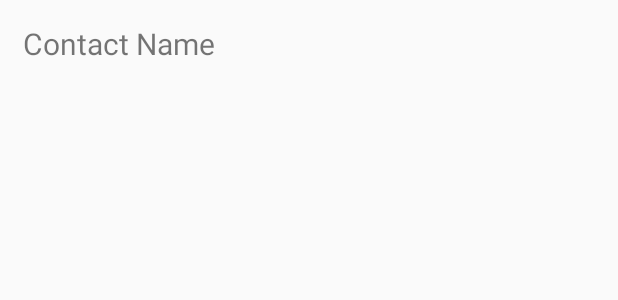
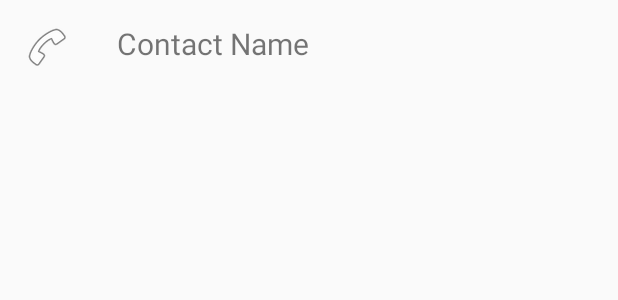
Before and after one commit to ShreyasDobhal/Hola, an Android app: the layout contactname_listitem.xml on its own in the app's theme, with its tools: preview values and no code run, on a phone screen of 412 x 824 dp. Shown: the top 300 px of the screen. Run offline under Robolectric (Android 15) with nearby library versions, the phone set to English and light mode, and no system bars.

Commit message:
Added Custom ListView and ArrayAdapter

```diff
--- a/app/src/main/res/layout/contactname_listitem.xml
+++ b/app/src/main/res/layout/contactname_listitem.xml
@@ -6,13 +6,22 @@
     android:orientation="vertical">
 
     <LinearLayout
-        android:layout_width="wrap_content"
-        android:layout_height="wrap_content">
+        android:layout_width="match_parent"
+        android:layout_height="wrap_content"
+        android:orientation="horizontal">
+
+        <ImageView
+            android:layout_width="wrap_content"
+            android:layout_height="wrap_content"
+            android:id="@+id/image"
+            android:src="@android:drawable/ic_menu_call"
+            android:padding="15dp"/>
 
         <TextView
             android:layout_height="wrap_content"
-            android:layout_width="match_parent"
+            android:layout_width="wrap_content"
             android:text="Contact Name"
+            android:id="@+id/contactName_textview"
             android:textSize="20sp"
             android:padding="15dp"
             />
```
Also changed, not shown: app/src/main/java/com/example/shreyas/hola/ContactDisplay.java (added, +17 -0 lines), app/src/main/java/com/example/shreyas/hola/ContactDisplayAdapter.java (added, +36 -0 lines), app/src/main/java/com/example/shreyas/hola/MainActivity.java (+25 -0 lines), app/src/main/res/layout/activity_main.xml (+4 -7 lines).
